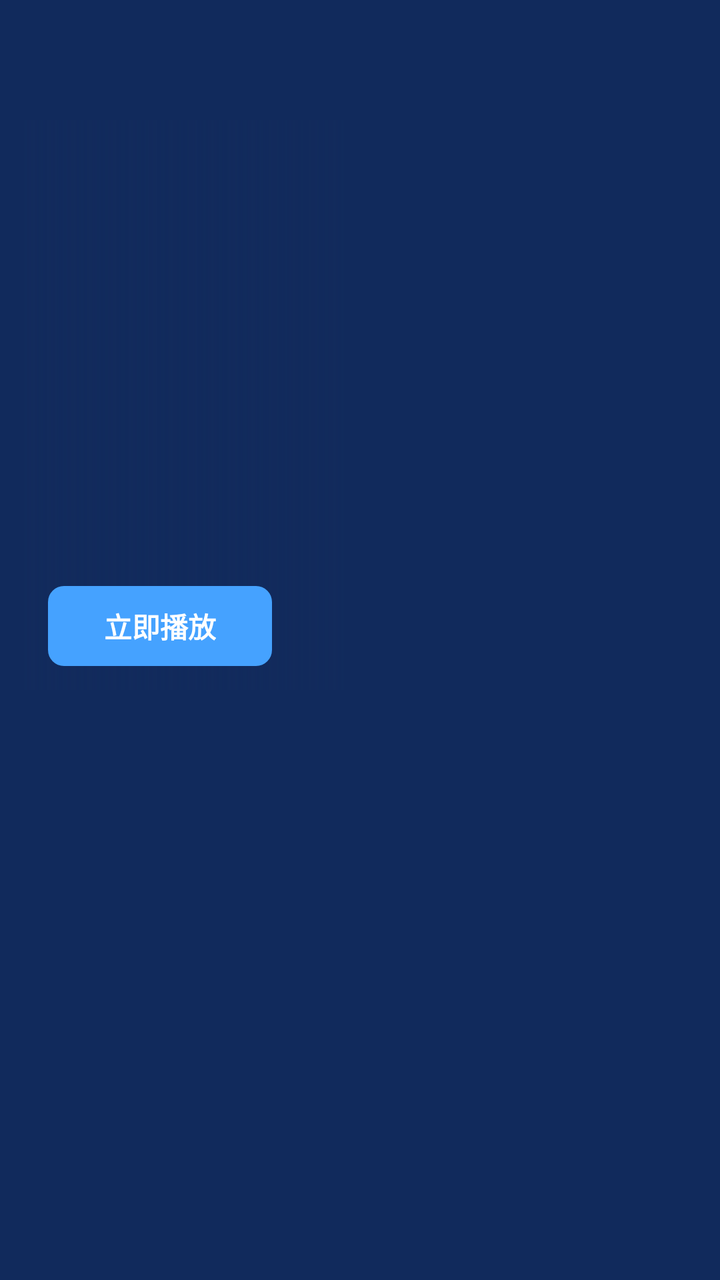
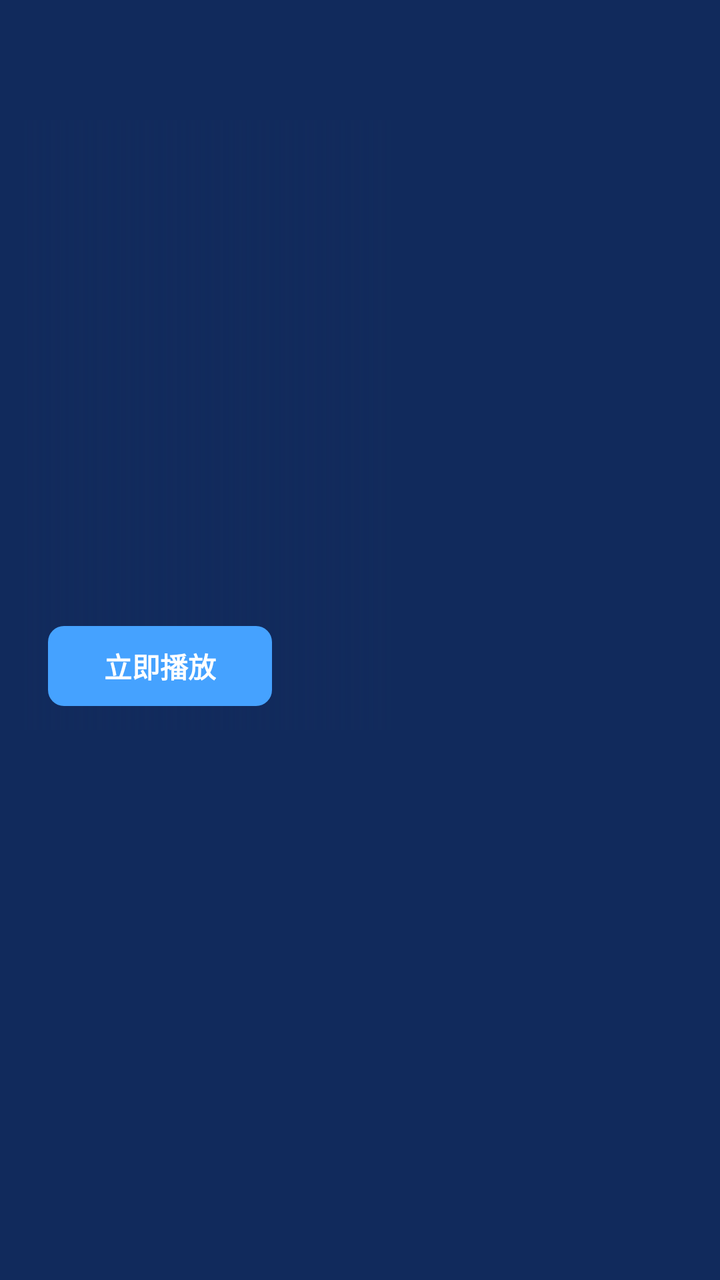

Two renders of the same Android screen: before a commit and after it. Below are the layout's source before the change and the commit's diff.
<!-- AndroidManifest.xml: application theme Theme.AIStreamTV -->
<!-- res/layout/fragment_home.xml -->
<?xml version="1.0" encoding="utf-8"?>
<LinearLayout xmlns:android="http://schemas.android.com/apk/res/android"
    android:layout_width="match_parent"
    android:layout_height="match_parent"
    android:background="@color/bg"
    android:orientation="vertical">

    
    <androidx.recyclerview.widget.RecyclerView
        android:id="@+id/rvTabs"
        android:layout_width="match_parent"
        android:layout_height="60dp"
        android:clipToPadding="false"
        android:overScrollMode="never"
        android:paddingStart="@dimen/page_pad"
        android:paddingEnd="@dimen/page_pad" />

    <LinearLayout
        android:layout_width="match_parent"
        android:layout_height="@dimen/hero_height"
        android:orientation="horizontal"
        android:paddingStart="@dimen/page_pad"
        android:paddingEnd="@dimen/page_pad">

        
        <FrameLayout
            android:id="@+id/hero"
            android:layout_width="0dp"
            android:layout_height="match_parent"
            android:layout_weight="1">

            <ImageView
                android:id="@+id/heroBg"
                android:layout_width="match_parent"
                android:layout_height="match_parent"
                android:contentDescription="@string/app_name"
                android:scaleType="centerCrop" />

            <View
                android:layout_width="match_parent"
                android:layout_height="match_parent"
                android:background="@drawable/bg_scrim_left" />

            
            <androidx.media3.ui.PlayerView
                android:id="@+id/heroPv"
                android:layout_width="match_parent"
                android:layout_height="match_parent"
                android:visibility="gone" />

            <LinearLayout
                android:id="@+id/liveInfo"
                android:layout_width="wrap_content"
                android:layout_height="wrap_content"
                android:layout_gravity="bottom|start"
                android:orientation="vertical"
                android:paddingStart="@dimen/page_pad"
                android:paddingBottom="20dp"
                android:visibility="gone">

                <TextView
                    android:id="@+id/tvLiveName"
                    android:layout_width="wrap_content"
                    android:layout_height="wrap_content"
                    android:shadowColor="#F0000000"
                    android:shadowDx="0"
                    android:shadowDy="2"
                    android:shadowRadius="8"
                    android:textColor="@android:color/white"
                    android:textSize="22sp"
                    android:textStyle="bold" />

                <TextView
                    android:id="@+id/tvLiveEpg"
                    android:layout_width="wrap_content"
                    android:layout_height="wrap_content"
                    android:layout_marginTop="4dp"
                    android:ellipsize="end"
                    android:maxLines="1"
                    android:textColor="#FFD5D9E4"
                    android:textSize="14sp" />

                <TextView
                    android:id="@+id/tvLiveHint"
                    android:layout_width="wrap_content"
                    android:layout_height="wrap_content"
                    android:layout_marginTop="8dp"
                    android:shadowColor="#F0000000"
                    android:shadowDx="0"
                    android:shadowDy="2"
                    android:shadowRadius="8"
                    android:text="按确认键全屏观看"
                    android:textColor="#FFE8EEF9"
                    android:textSize="13sp" />

            </LinearLayout>

            <LinearLayout
                android:id="@+id/heroText"
                android:layout_width="wrap_content"
                android:layout_height="wrap_content"
                android:layout_gravity="bottom|start"
                android:clipChildren="false"
                android:clipToPadding="false"
                android:orientation="vertical"
                android:paddingStart="@dimen/page_pad"
                android:paddingEnd="@dimen/page_pad"
                android:paddingBottom="@dimen/page_pad">

                <TextView
                    android:id="@+id/heroTitle"
                    android:layout_width="wrap_content"
                    android:layout_height="wrap_content"
                    android:ellipsize="end"
                    android:maxLines="1"
                    android:shadowColor="#F0000000"
                    android:shadowDx="0"
                    android:shadowDy="2"
                    android:shadowRadius="8"
                    android:textColor="@android:color/white"
                    android:textSize="@dimen/hero_title"
                    android:textStyle="bold" />

                <TextView
                    android:id="@+id/heroMeta"
                    android:layout_width="wrap_content"
                    android:layout_height="wrap_content"
                    android:layout_marginTop="6dp"
                    android:ellipsize="end"
                    android:maxLines="1"
                    android:textColor="@color/fg_dim"
                    android:textSize="@dimen/hero_meta" />

                <TextView
                    android:id="@+id/btnPlay"
                    style="@style/AIStream.FocusItem"
                    android:layout_width="wrap_content"
                    android:layout_height="@dimen/hero_btn_h"
                    android:layout_marginTop="16dp"
                    android:background="@drawable/bg_btn"
                    android:gravity="center"
                    android:paddingStart="28dp"
                    android:paddingEnd="28dp"
                    android:text="@string/play_now"
                    android:textColor="@android:color/white"
                    android:textSize="@dimen/hero_btn_text"
                    android:textStyle="bold" />

            </LinearLayout>

            <LinearLayout
                android:id="@+id/heroDots"
                android:layout_width="match_parent"
                android:layout_height="wrap_content"
                android:layout_gravity="bottom|end"
                android:layout_marginBottom="32dp"
                android:gravity="center_vertical|end"
                android:orientation="horizontal"
                android:paddingEnd="@dimen/page_pad" />

        </FrameLayout>

        
        <androidx.recyclerview.widget.RecyclerView
            android:id="@+id/rvSide"
            android:layout_width="@dimen/side_rv"
            android:layout_height="match_parent"
            android:layout_marginStart="14dp"
            android:clipToPadding="false"
            android:overScrollMode="never" />

    </LinearLayout>

    <androidx.recyclerview.widget.RecyclerView
        android:id="@+id/recycler"
        android:layout_width="match_parent"
        android:layout_height="0dp"
        android:layout_weight="1"
        android:clipToPadding="false"
        android:overScrollMode="never"
        android:paddingTop="4dp"
        android:paddingBottom="24dp" />

</LinearLayout>
<!-- resources referenced by this layout -->
<resources>
  <color name="bg">#FF112A5C</color>
  <color name="fg_dim">#FFC9D6F0</color>
  <dimen name="hero_btn_h">40dp</dimen>
  <dimen name="hero_btn_text">14sp</dimen>
  <dimen name="hero_height">285dp</dimen>
  <dimen name="hero_meta">13sp</dimen>
  <dimen name="hero_title">22sp</dimen>
  <dimen name="page_pad">12dp</dimen>
  <dimen name="side_rv">160dp</dimen>
  <!-- drawable bg_btn (drawable) -->
  <?xml version="1.0" encoding="utf-8"?>
  <shape xmlns:android="http://schemas.android.com/apk/res/android" android:shape="rectangle">
      <solid android:color="@color/accent" />
      <corners android:radius="8dp" />
  </shape>
  <!-- drawable bg_scrim_left (drawable) -->
  <?xml version="1.0" encoding="utf-8"?>
  <shape xmlns:android="http://schemas.android.com/apk/res/android" android:shape="rectangle">
      <gradient
          android:angle="0"
          android:endColor="#00000000"
          android:startColor="#F2112A5C" />
  </shape>
  <string name="app_name">AIStream TV</string>
  <string name="play_now">立即播放</string>
  <style name="AIStream.FocusItem" parent="">
          <item name="android:focusable">true</item>
          <item name="android:focusableInTouchMode">true</item>
          <item name="android:clickable">true</item>
      </style>
  <style name="Theme.AIStreamTV" parent="Theme.AppCompat.NoActionBar">
          <item name="android:windowBackground">@color/bg</item>
          <item name="android:colorBackground">@color/bg</item>
          <item name="android:textColorPrimary">@color/fg</item>
          <item name="android:textColorSecondary">@color/fg_dim</item>
          <item name="android:windowNoTitle">true</item>
          <item name="colorAccent">@color/accent</item>
          <item name="android:colorControlActivated">@color/accent</item>
      </style>
  <color name="accent">#FF45A2FF</color>
  <color name="fg">#FFFFFFFF</color>
</resources>

<!-- the commit's change to res/layout/fragment_home.xml (unified diff, before → after) -->
@@ -3,7 +3,7 @@
     android:layout_width="match_parent"
     android:layout_height="match_parent"
     android:background="@color/bg"
-    android:orientation="vertical">
+    android:orientation="vertical" android:clipChildren="false">
 
     
     <androidx.recyclerview.widget.RecyclerView
@@ -20,14 +20,14 @@
         android:layout_height="@dimen/hero_height"
         android:orientation="horizontal"
         android:paddingStart="@dimen/page_pad"
-        android:paddingEnd="@dimen/page_pad">
+        android:paddingEnd="@dimen/page_pad" android:clipChildren="false">
 
         
         <FrameLayout
             android:id="@+id/hero"
             android:layout_width="0dp"
             android:layout_height="match_parent"
-            android:layout_weight="1">
+            android:layout_weight="1" android:clipChildren="false">
 
             <ImageView
                 android:id="@+id/heroBg"
@@ -56,7 +56,7 @@
                 android:orientation="vertical"
                 android:paddingStart="@dimen/page_pad"
                 android:paddingBottom="20dp"
-                android:visibility="gone">
+                android:visibility="gone" android:clipChildren="false">
 
                 <TextView
                     android:id="@+id/tvLiveName"
@@ -156,7 +156,7 @@
                 android:layout_marginBottom="32dp"
                 android:gravity="center_vertical|end"
                 android:orientation="horizontal"
-                android:paddingEnd="@dimen/page_pad" />
+                android:paddingEnd="@dimen/page_pad"  android:clipChildren="false" />
 
         </FrameLayout>
 
<!-- resource entries referenced after the edit -->
@@ -4,11 +4,11 @@
   <color name="fg_dim">#FFC9D6F0</color>
   <dimen name="hero_btn_h">40dp</dimen>
   <dimen name="hero_btn_text">14sp</dimen>
-  <dimen name="hero_height">285dp</dimen>
+  <dimen name="hero_height">305dp</dimen>
   <dimen name="hero_meta">13sp</dimen>
   <dimen name="hero_title">22sp</dimen>
   <dimen name="page_pad">12dp</dimen>
-  <dimen name="side_rv">160dp</dimen>
+  <dimen name="side_rv">136dp</dimen>
   <!-- drawable bg_btn (drawable) -->
   <?xml version="1.0" encoding="utf-8"?>
   <shape xmlns:android="http://schemas.android.com/apk/res/android" android:shape="rectangle">
